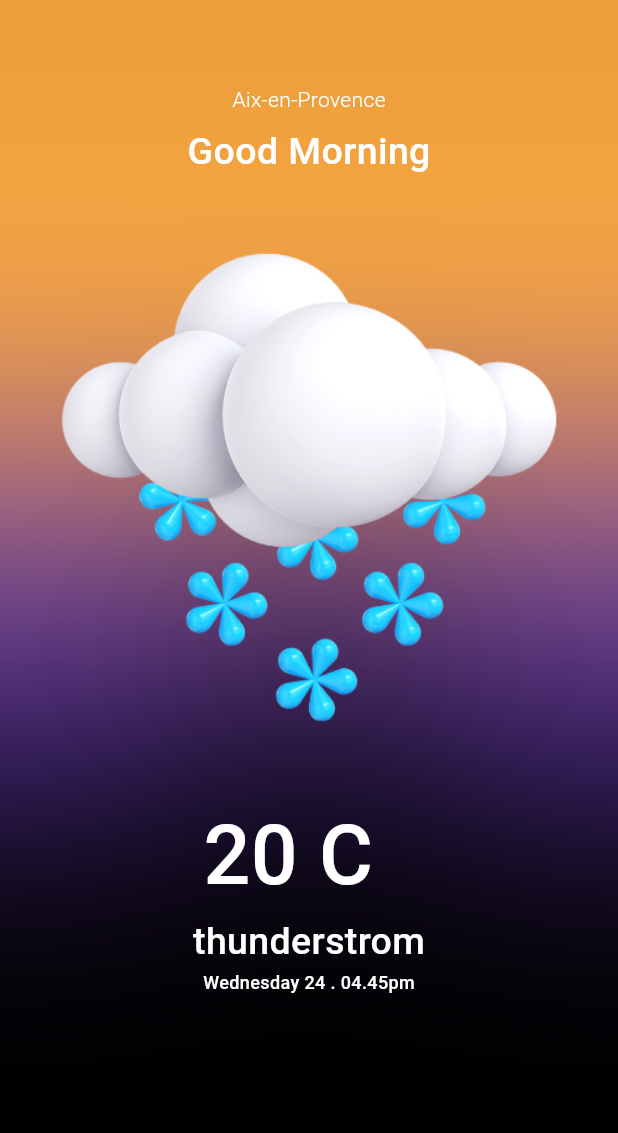
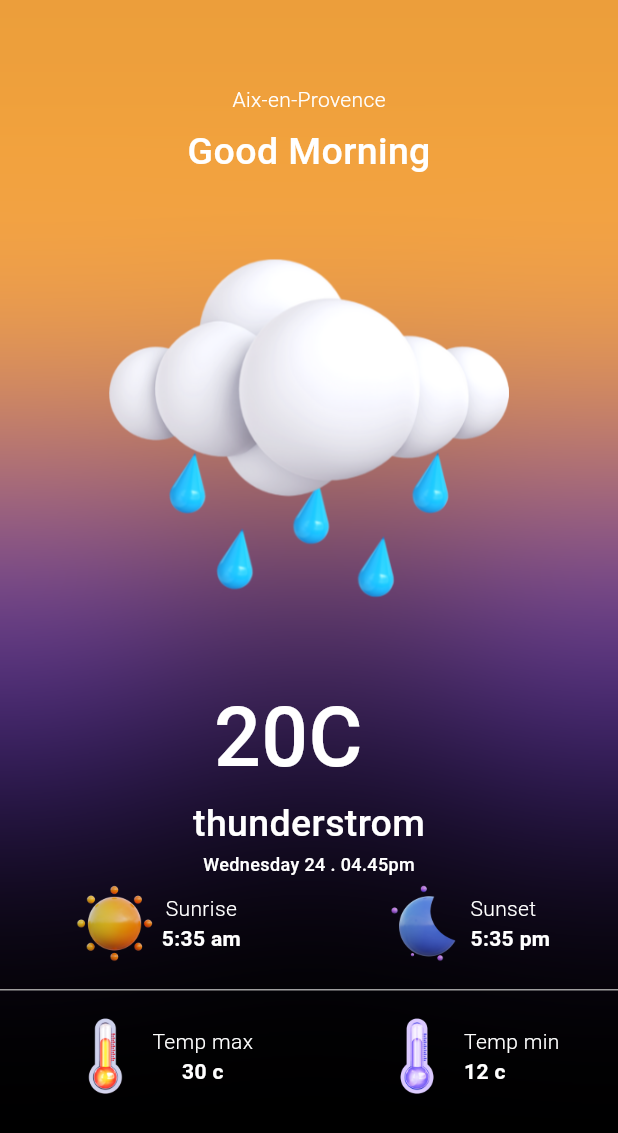
Before and after one commit to Ajaykumaryadav-Aj/my_weather_app, a Flutter app: the screen it shows after launch, on a phone screen of 412 x 824 dp. Shown: the top 1133 px of the screen. Run offline on Flutter 3.47's test engine with Material 3 defaults, Android fonts, the phone set to English and light mode, and no system bars; our stand-ins replace bloc, equatable, geolocator, weather.

Commit message:
home screen

```diff
--- a/lib/bloc/weather_bloc_bloc.dart
+++ b/lib/bloc/weather_bloc_bloc.dart
@@ -1,13 +1,26 @@
 import 'package:bloc/bloc.dart';
 import 'package:equatable/equatable.dart';
+import 'package:geolocator/geolocator.dart';
+import 'package:weather/weather.dart';
 
 part 'weather_bloc_event.dart';
 part 'weather_bloc_state.dart';
 
 class WeatherBlocBloc extends Bloc<WeatherBlocEvent, WeatherBlocState> {
   WeatherBlocBloc() : super(WeatherBlocInitial()) {
-    on<WeatherBlocEvent>((event, emit) {
-      // TODO: implement event handler
+    on<FetchWeather>((event, emit) async{
+      emit(WeatherBlocLoading());
+      try {
+        WeatherFactory wf =
+            WeatherFactory('Api_Key', language: Language.ENGLISH);
+       Position position=  await Geolocator.getCurrentPosition();
+        Weather weather =await wf.currentWeatherByLocation(position.latitude, position.longitude);
+      } catch (e) {
+        emit(WeatherBlocFailure());
+      }
     });
   }
 }
+
+
+// 37:00
--- a/lib/bloc/weather_bloc_event.dart
+++ b/lib/bloc/weather_bloc_event.dart
@@ -6,3 +6,5 @@ sealed class WeatherBlocEvent extends Equatable {
   @override
   List<Object> get props => [];
 }
+
+class FetchWeather extends WeatherBlocEvent {}
--- a/lib/bloc/weather_bloc_state.dart
+++ b/lib/bloc/weather_bloc_state.dart
@@ -8,3 +8,16 @@ sealed class WeatherBlocState extends Equatable {
 }
 
 final class WeatherBlocInitial extends WeatherBlocState {}
+
+final class WeatherBlocLoading extends WeatherBlocState {}
+
+final class WeatherBlocFailure extends WeatherBlocState {}
+
+final class WeatherBlocSuccess extends WeatherBlocState {
+  final Weather weather;
+  const WeatherBlocSuccess(this.weather);
+
+   @override
+  List<Object> get props => [weather];
+
+}
--- a/lib/screens/home_screen.dart
+++ b/lib/screens/home_screen.dart
@@ -72,9 +72,12 @@ class HomeScreen extends StatelessWidget {
                         fontSize: 25,
                         color: Colors.white),
                   ),
-                  Image.asset('assets/4.png'),
+                  Image.asset(
+                    'assets/2.png',
+                    scale: 1.5,
+                  ),
                   const Text(
-                    '20 C  ',
+                    '20C  ',
                     style: TextStyle(
                         fontWeight: FontWeight.w500,
                         fontSize: 55,
@@ -93,6 +96,120 @@ class HomeScreen extends StatelessWidget {
                         fontWeight: FontWeight.w500,
                         fontSize: 12,
                         color: Colors.white),
+                  ),
+                  Row(
+                    mainAxisAlignment: MainAxisAlignment.spaceAround,
+                    children: [
+                      Row(
+                        children: [
+                          Image.asset(
+                            'assets/11.png',
+                            scale: 8,
+                          ),
+                          const Column(
+                            children: [
+                              Text(
+                                'Sunrise',
+                                style: TextStyle(
+                                    fontWeight: FontWeight.w300,
+                                    color: Colors.white),
+                              ),
+                              Text(
+                                '5:35 am',
+                                style: TextStyle(
+                                    fontWeight: FontWeight.w700,
+                                    color: Colors.white),
+                              )
+                            ],
+                          )
+                        ],
+                      ),
+                      Row(
+                        children: [
+                          Image.asset(
+                            'assets/12.png',
+                            scale: 8,
+                          ),
+                          const Column(
+                            crossAxisAlignment: CrossAxisAlignment.start,
+                            children: [
+                              Text(
+                                'Sunset',
+                                style: TextStyle(
+                                    fontWeight: FontWeight.w300,
+                                    color: Colors.white),
+                              ),
+                              Text(
+                                '5:35 pm',
+                                style: TextStyle(
+                                    fontWeight: FontWeight.w700,
+                                    color: Colors.white),
+                              )
+                            ],
+                          )
+                        ],
+                      )
+                    ],
+                  ),
+                  Padding(
+                    padding: const EdgeInsets.symmetric(vertical: 5.0),
+                    child: Divider(
+                      color: Colors.grey,
+                    ),
+                  ),
+                  Row(
+                    mainAxisAlignment: MainAxisAlignment.spaceAround,
+                    children: [
+                      Row(
+                        children: [
+                          Image.asset(
+                            'assets/13.png',
+                            scale: 8,
+                          ),
+                          const Column(
+                            children: [
+                              Text(
+                                'Temp max',
+                                style: TextStyle(
+                                    fontWeight: FontWeight.w300,
+                                    color: Colors.white),
+                              ),
+                              Text(
+                                '30 c',
+                                style: TextStyle(
+                                    fontWeight: FontWeight.w700,
+                                    color: Colors.white),
+                              )
+                            ],
+                          )
+                        ],
+                      ),
+                      Row(
+                        children: [
+                          Image.asset(
+                            'assets/14.png',
+                            scale: 8,
+                          ),
+                          const Column(
+                            crossAxisAlignment: CrossAxisAlignment.start,
+                            children: [
+                              Text(
+                                'Temp min',
+                                style: TextStyle(
+                                    fontWeight: FontWeight.w300,
+                                    color: Colors.white),
+                              ),
+                              Text(
+                                '12 c',
+                                style: TextStyle(
+                                    fontWeight: FontWeight.w700,
+                                    color: Colors.white),
+                              )
+                            ],
+                          )
+                        ],
+                      )
+                    ],
                   )
                 ],
               ),
```
